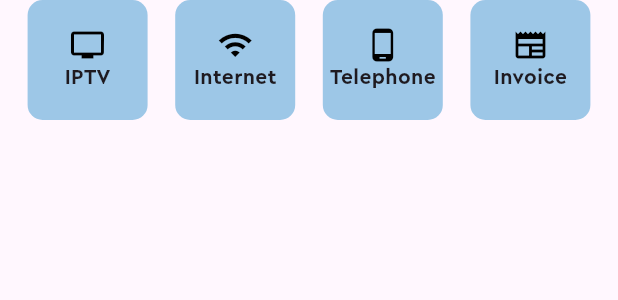
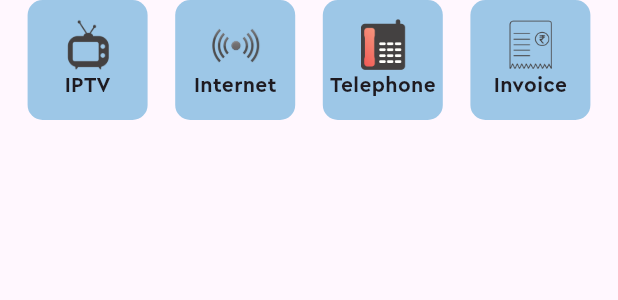
Before and after one commit to iamabhi5100/apsfl-subscribe, a Flutter app: the CategoriesScreen widget shown alone on an empty page, opened directly, on a phone screen of 412 x 824 dp. Shown: the top 300 px of the screen. Run offline on Flutter 3.47's test engine with Material 3 defaults, Android fonts, the phone set to English and light mode, and no system bars; our stand-ins replace carousel_slider, flutter_secure_storage, fluttertoast, get, marquee, percent_indicator; accounts and stored records are empty; network calls fail.

```diff
--- a/lib/screens/homepage/categories_screen.dart
+++ b/lib/screens/homepage/categories_screen.dart
@@ -32,9 +32,12 @@ class CategoriesScreen extends StatelessWidget {
                 crossAxisAlignment: CrossAxisAlignment.center,
                 mainAxisAlignment: MainAxisAlignment.center,
                 children: [
-                  Icon(
-                    Icons.tv,
-                    color: Colors.black,
+                  SizedBox(
+                    height: 35,
+                    width: 35,
+                    child: Image(
+                      image: AssetImage('assets/images/iptv.png'),
+                    ),
                   ),
                   Text(
                     'IPTV',
@@ -63,9 +66,12 @@ class CategoriesScreen extends StatelessWidget {
                 crossAxisAlignment: CrossAxisAlignment.center,
                 mainAxisAlignment: MainAxisAlignment.center,
                 children: [
-                  Icon(
-                    Icons.wifi,
-                    color: Colors.black,
+                  SizedBox(
+                    height: 35,
+                    width: 35,
+                    child: Image(
+                      image: AssetImage('assets/images/internet.png'),
+                    ),
                   ),
                   Text(
                     'Internet',
@@ -94,9 +100,12 @@ class CategoriesScreen extends StatelessWidget {
                 crossAxisAlignment: CrossAxisAlignment.center,
                 mainAxisAlignment: MainAxisAlignment.center,
                 children: [
-                  Icon(
-                    Icons.phone_android,
-                    color: Colors.black,
+                  SizedBox(
+                    height: 35,
+                    width: 35,
+                    child: Image(
+                      image: AssetImage('assets/images/telephone.png'),
+                    ),
                   ),
                   Text(
                     'Telephone',
@@ -125,9 +134,12 @@ class CategoriesScreen extends StatelessWidget {
                 crossAxisAlignment: CrossAxisAlignment.center,
                 mainAxisAlignment: MainAxisAlignment.center,
                 children: [
-                  Icon(
-                    Icons.newspaper,
-                    color: Colors.black,
+                  SizedBox(
+                    height: 35,
+                    width: 35,
+                    child: Image(
+                      image: AssetImage('assets/images/invoice.png'),
+                    ),
                   ),
                   Text(
                     'Invoice',
```
Also changed, not shown: lib/screens/iptvpage/paymentselection_screen.dart (deleted, +0 -36 lines), lib/screens/iptvpage/selectedchannels_screen.dart (+190 -66 lines), lib/screens/iptvpage/subscribeinfo_screen.dart (deleted, +0 -19 lines), assets/images/internet.png (added), assets/images/invoice.png (added), assets/images/iptv.png (added), assets/images/telephone.png (added).
